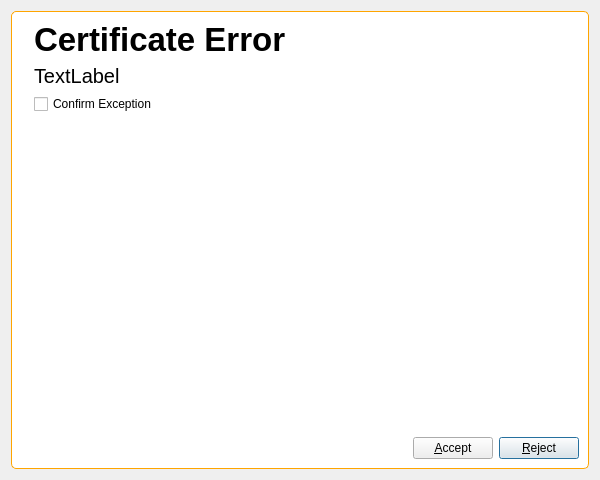
The window that 2.x/UI/dooble_certificate_exceptions_dialog.ui (textbrowser/dooble) describes before a commit, drawn with Qt 5.
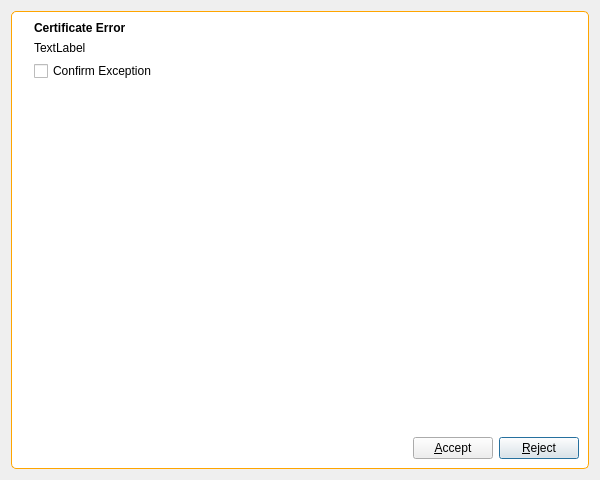
The same window after the commit. Icons and pictures are not drawn.

Commit message: Decreased font sizes.

What changed in the file:
```diff
--- a/2.x/UI/dooble_certificate_exceptions_dialog.ui
+++ b/2.x/UI/dooble_certificate_exceptions_dialog.ui
@@ -50,7 +50,6 @@
            <widget class="QLabel" name="label_3">
             <property name="font">
              <font>
-              <pointsize>25</pointsize>
               <weight>75</weight>
               <bold>true</bold>
              </font>
@@ -65,11 +64,6 @@
           </item>
           <item>
            <widget class="QLabel" name="label">
-            <property name="font">
-             <font>
-              <pointsize>15</pointsize>
-             </font>
-            </property>
             <property name="styleSheet">
              <string notr="true">QLabel {border: none;}</string>
             </property>
```
